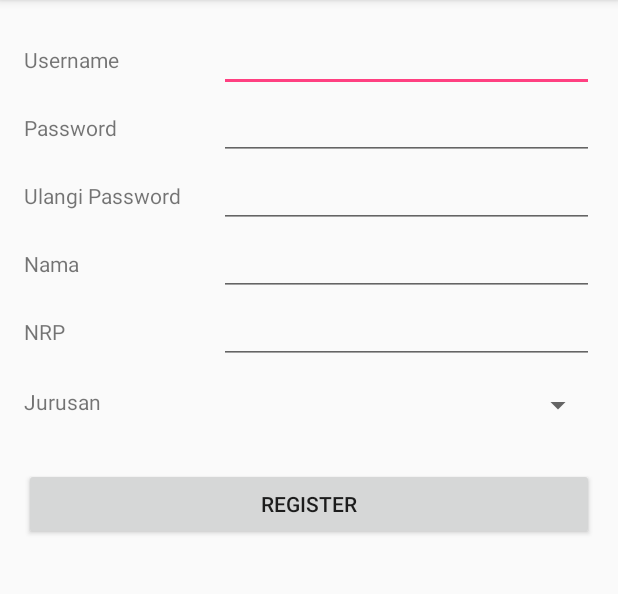
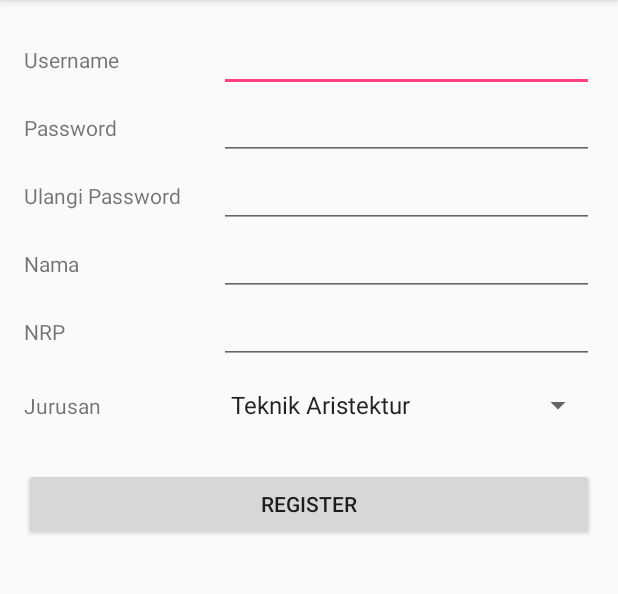
Before and after one commit to irfanhanif/SI-Lomba, an Android app: the RegisterActivity screen opened directly, with no data from a screen before it, on a phone screen of 412 x 824 dp, the part 84-678 px from its top. Run offline under Robolectric (Android 15) with nearby library versions, the phone set to English and light mode, and no system bars; our stand-ins replace Volley.

Commit message:
Register sudah

```diff
--- a/SiLomba/app/src/main/res/layout/activity_register.xml
+++ b/SiLomba/app/src/main/res/layout/activity_register.xml
@@ -99,7 +99,9 @@
                 <Spinner
                     android:id="@+id/register_jurusan_spnr"
                     android:layout_width="match_parent"
-                    android:layout_height="wrap_content" />
+                    android:layout_height="wrap_content"
+                    android:entries="@array/jurusan"
+                    />
             </LinearLayout>
             <Button
                 android:id="@+id/register_registerbtn"
--- a/SiLomba/app/src/main/res/values/strings.xml
+++ b/SiLomba/app/src/main/res/values/strings.xml
@@ -2,4 +2,21 @@
     <string name="app_name">SiLomba</string>
     <string name="action_settings">Settings</string>
     <string name="section_format">Hello World from section: %1$d</string>
+
+    <string-array name="jurusan">
+        <item>Teknik Aristektur</item>
+        <item>Teknik Lingkungan</item>
+        <item>Perencanaan Wilayah Kota</item>
+        <item>Teknik Sipil</item>
+        <item>Desain Produk</item>
+        <item>Desain Interior</item>
+        <item>Teknik Material dan Metalurgi</item>
+        <item>Teknik Mesin</item>
+        <item>Matematika</item>
+        <item>Fisika</item>
+        <item>Teknik Perkapalan</item>
+        <item>Teknik Informatika</item>
+        <item>Sistem Informasi</item>
+    </string-array>
+
 </resources>
```
Also changed, not shown: SiLomba/app/src/main/java/com/example/fandyaditya/silomba/Bimbingan/BimbinganObjek.java (+11 -11 lines), SiLomba/app/src/main/java/com/example/fandyaditya/silomba/ListLomba/ListLombaObjek.java (+17 -17 lines), SiLomba/app/src/main/java/com/example/fandyaditya/silomba/ParseJSON.java (added, +30 -0 lines), SiLomba/app/src/main/java/com/example/fandyaditya/silomba/RegisterActivity.java (+75 -0 lines).
